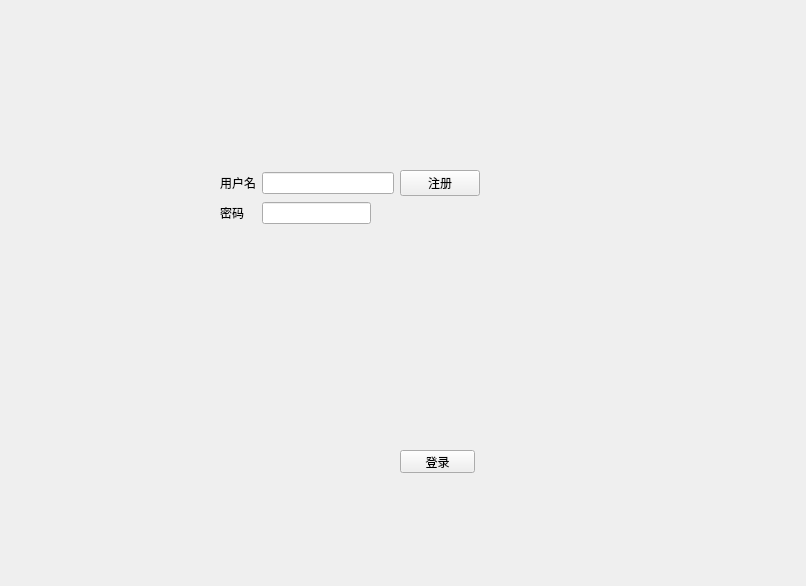
Qt form LxDairy/LoginWidget.ui (leishengxie/FengZhiHong) before a commit.
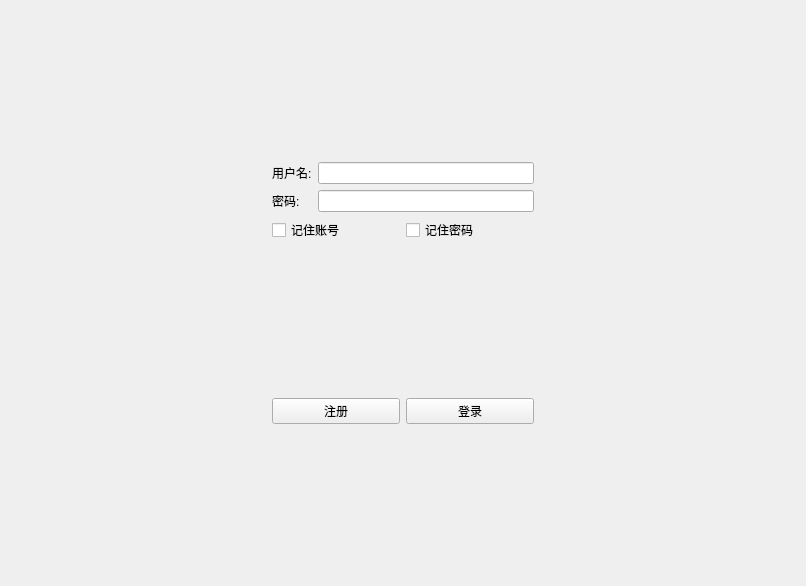
The same form after that commit.

```diff
--- a/LxDairy/LoginWidget.ui
+++ b/LxDairy/LoginWidget.ui
@@ -13,79 +13,141 @@
   <property name="windowTitle">
    <string>Form</string>
   </property>
-  <widget class="QPushButton" name="btnLogin">
-   <property name="geometry">
-    <rect>
-     <x>400</x>
-     <y>450</y>
-     <width>75</width>
-     <height>23</height>
-    </rect>
-   </property>
-   <property name="text">
-    <string>登录</string>
-   </property>
-  </widget>
-  <widget class="QWidget" name="">
-   <property name="geometry">
-    <rect>
-     <x>220</x>
-     <y>170</y>
-     <width>260</width>
-     <height>55</height>
-    </rect>
-   </property>
+  <layout class="QHBoxLayout" name="horizontalLayout_3">
+   <item>
+    <spacer name="horizontalSpacer">
+     <property name="orientation">
+      <enum>Qt::Horizontal</enum>
+     </property>
+     <property name="sizeHint" stdset="0">
+      <size>
+       <width>254</width>
+       <height>20</height>
+      </size>
+     </property>
+    </spacer>
+   </item>
+   <item>
+    <layout class="QVBoxLayout" name="verticalLayout">
+     <item>
+      <spacer name="verticalSpacer_2">
+       <property name="orientation">
+        <enum>Qt::Vertical</enum>
+       </property>
+       <property name="sizeHint" stdset="0">
+        <size>
+         <width>20</width>
+         <height>40</height>
+        </size>
+       </property>
+      </spacer>
+     </item>
+     <item>
    <layout class="QFormLayout" name="formLayout">
     <item row="0" column="0">
      <widget class="QLabel" name="label">
       <property name="text">
-       <string>用户名</string>
+          <string>用户名:</string>
       </property>
      </widget>
     </item>
     <item row="0" column="1">
-     <layout class="QHBoxLayout" name="horizontalLayout">
-      <item>
        <widget class="QLineEdit" name="leUserName"/>
       </item>
-      <item>
-       <widget class="QPushButton" name="btnRegister">
-        <property name="text">
-         <string>注册</string>
-        </property>
-       </widget>
-      </item>
-     </layout>
-    </item>
     <item row="1" column="0">
      <widget class="QLabel" name="label_2">
       <property name="text">
-       <string>密码</string>
+          <string>密码:</string>
       </property>
      </widget>
     </item>
     <item row="1" column="1">
+        <widget class="QLineEdit" name="lePasswd">
+         <property name="echoMode">
+          <enum>QLineEdit::Password</enum>
+         </property>
+        </widget>
+       </item>
+      </layout>
+     </item>
+     <item>
+      <layout class="QHBoxLayout" name="horizontalLayout">
+       <item>
+        <widget class="QCheckBox" name="ckboxRememberUserName">
+         <property name="text">
+          <string>记住账号</string>
+         </property>
+        </widget>
+       </item>
+       <item>
+        <widget class="QCheckBox" name="ckboxRememberPasswd">
+         <property name="text">
+          <string>记住密码</string>
+         </property>
+        </widget>
+       </item>
+      </layout>
+     </item>
+     <item>
+      <spacer name="verticalSpacer">
+       <property name="orientation">
+        <enum>Qt::Vertical</enum>
+       </property>
+       <property name="sizeHint" stdset="0">
+        <size>
+         <width>20</width>
+         <height>40</height>
+        </size>
+       </property>
+      </spacer>
+     </item>
+     <item>
      <layout class="QHBoxLayout" name="horizontalLayout_2">
       <item>
-       <widget class="QLineEdit" name="lePasswd"/>
+        <widget class="QPushButton" name="btnRegister">
+         <property name="text">
+          <string>注册</string>
+         </property>
+        </widget>
       </item>
       <item>
-       <spacer name="horizontalSpacer">
+        <widget class="QPushButton" name="btnLogin">
+         <property name="text">
+          <string>登录</string>
+         </property>
+        </widget>
+       </item>
+      </layout>
+     </item>
+     <item>
+      <spacer name="verticalSpacer_3">
+       <property name="orientation">
+        <enum>Qt::Vertical</enum>
+       </property>
+       <property name="sizeHint" stdset="0">
+        <size>
+         <width>20</width>
+         <height>40</height>
+        </size>
+       </property>
+      </spacer>
+     </item>
+    </layout>
+   </item>
+   <item>
+    <spacer name="horizontalSpacer_2">
         <property name="orientation">
          <enum>Qt::Horizontal</enum>
         </property>
         <property name="sizeHint" stdset="0">
          <size>
-          <width>40</width>
+       <width>254</width>
           <height>20</height>
          </size>
         </property>
        </spacer>
       </item>
      </layout>
-    </item>
-   </layout>
-  </widget>
  </widget>
  <resources/>
  <connections/>
```
Lines whose indentation alone changed are shown as unchanged.
